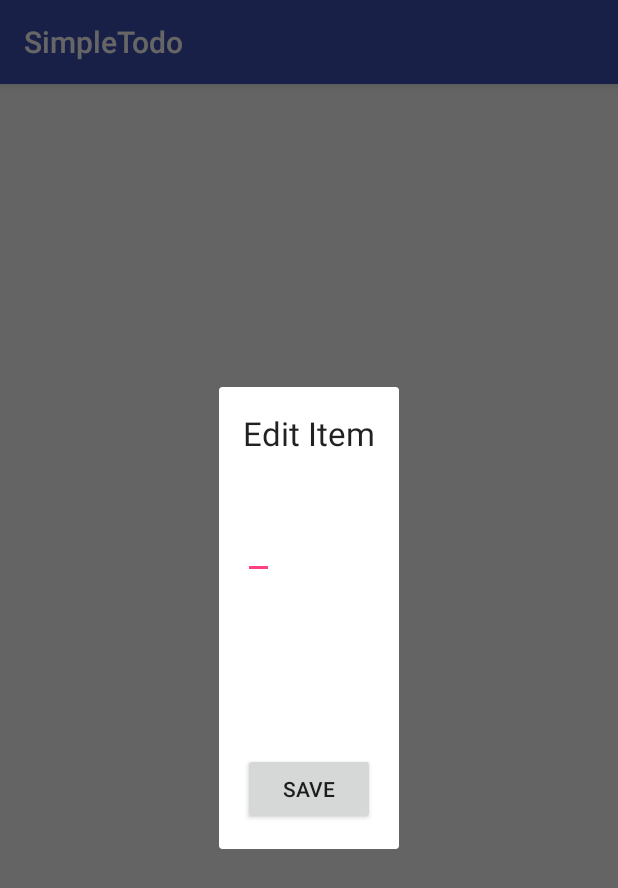
After one commit to wahabs/SimpleTodo, an Android app: the fragment EditTodoDialogFragment shown on its own in the app's theme, on a phone screen of 412 x 824 dp. The commit adds this screen. Shown: the top 888 px of the screen. Run offline under Robolectric (Android 15) with nearby library versions, the phone set to English and light mode, and no system bars; 1 statement that could not run was skipped.

Commit message:
Add EditTodoDialogFragment and DialogTodoActivity, as well as corresponding fragment layout

```diff
--- /dev/null
+++ b/app/src/main/java/com/wsheikh/simpletodo/EditTodoDialogFragment.java
@@ -0,0 +1,41 @@
+package com.wsheikh.simpletodo;
+
+import android.os.Bundle;
+import android.support.annotation.Nullable;
+import android.support.v4.app.DialogFragment;
+import android.view.LayoutInflater;
+import android.view.View;
+import android.view.ViewGroup;
+import android.view.WindowManager;
+import android.widget.EditText;
+
+public class EditTodoDialogFragment extends DialogFragment {
+
+  private EditText etEditName;
+
+  public EditTodoDialogFragment() {}
+
+  public static EditTodoDialogFragment newInstance(String name) {
+    EditTodoDialogFragment fragment = new EditTodoDialogFragment();
+    Bundle args = new Bundle();
+    args.putString("name", name);
+    fragment.setArguments(args);
+    return fragment;
+  }
+
+  @Override
+  public View onCreateView(LayoutInflater inflater, ViewGroup container, Bundle savedInstanceState) {
+    return inflater.inflate(R.layout.fragment_edit_todo, container);
+  }
+
+  @Override
+  public void onViewCreated(View view, @Nullable Bundle savedInstanceState) {
+    super.onViewCreated(view, savedInstanceState);
+    etEditName = (EditText) view.findViewById(R.id.etEditName);
+    String name = getArguments().getString("name", "Enter Name");
+    getDialog().setTitle(name);
+    etEditName.requestFocus();
+    getDialog().getWindow().setSoftInputMode(WindowManager.LayoutParams.SOFT_INPUT_STATE_VISIBLE);
+  }
+
+}
--- a/app/src/main/res/layout/fragment_edit_todo.xml
+++ b/app/src/main/res/layout/fragment_edit_todo.xml
@@ -1,17 +1,43 @@
 <?xml version="1.0" encoding="utf-8"?>
-<LinearLayout xmlns:android="http://schemas.android.com/apk/res/android"
-              android:id="@+id/edit_todo"
-              android:layout_width="wrap_content" android:layout_height="wrap_content"
-              android:layout_gravity="center" android:orientation="vertical"  >
+<RelativeLayout
+    xmlns:android="http://schemas.android.com/apk/res/android"
+    xmlns:tools="http://schemas.android.com/tools"
+    android:layout_width="match_parent"
+    android:layout_height="match_parent"
+    android:paddingBottom="@dimen/activity_vertical_margin"
+    android:paddingLeft="@dimen/activity_horizontal_margin"
+    android:paddingRight="@dimen/activity_horizontal_margin"
+    android:paddingTop="@dimen/activity_vertical_margin"
+    tools:context="com.wsheikh.simpletodo.EditItemActivity">
 
     <TextView
-        android:id="@+id/tvEditItem" android:text="Item"
-        android:layout_width="wrap_content" android:layout_height="wrap_content" />
+        android:layout_width="wrap_content"
+        android:layout_height="wrap_content"
+        android:textAppearance="?android:attr/textAppearanceLarge"
+        android:text="@string/edit_item"
+        android:id="@+id/tvEditItem"
+        android:layout_alignParentTop="true"
+        android:layout_alignParentLeft="true"
+        android:layout_alignParentStart="true"/>
 
     <EditText
+        android:layout_width="wrap_content"
+        android:layout_height="wrap_content"
         android:id="@+id/etEditName"
-        android:layout_width="match_parent"  android:layout_height="wrap_content"
-        android:inputType="text"
-        android:imeOptions="actionDone" />
+        android:layout_below="@+id/tvEditItem"
+        android:layout_alignParentLeft="true"
+        android:layout_alignParentStart="true"
+        android:layout_marginTop="37dp"/>
 
-</LinearLayout>
+    <Button
+        android:layout_width="wrap_content"
+        android:layout_height="wrap_content"
+        android:text="@string/save"
+        android:id="@+id/btnSaveItem"
+        android:onClick="onSaveItem"
+        android:layout_marginTop="116dp"
+        android:layout_below="@+id/etEditName"
+        android:layout_alignParentLeft="true"
+        android:layout_alignParentStart="true"/>
+
+</RelativeLayout>
```
Also changed, not shown: app/src/main/java/com/wsheikh/simpletodo/DialogTodoActivity.java (added, +20 -0 lines), 1 other file.
